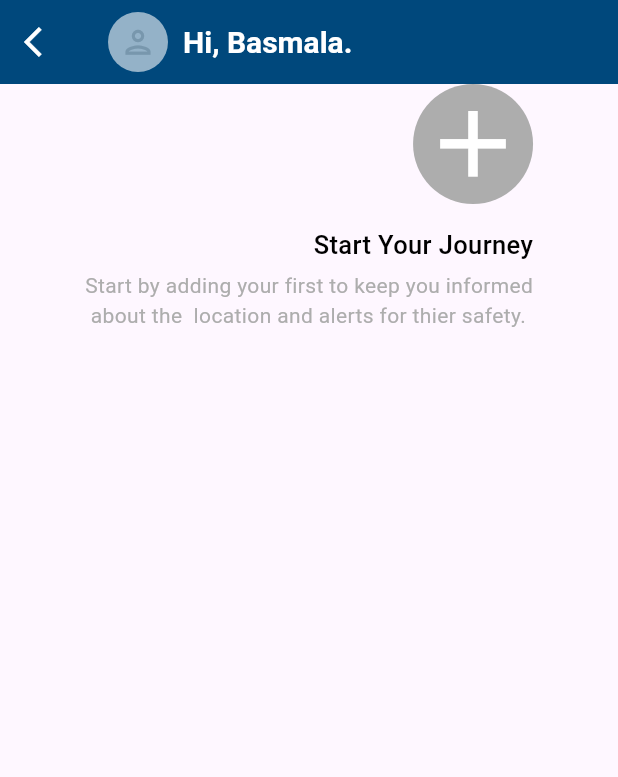
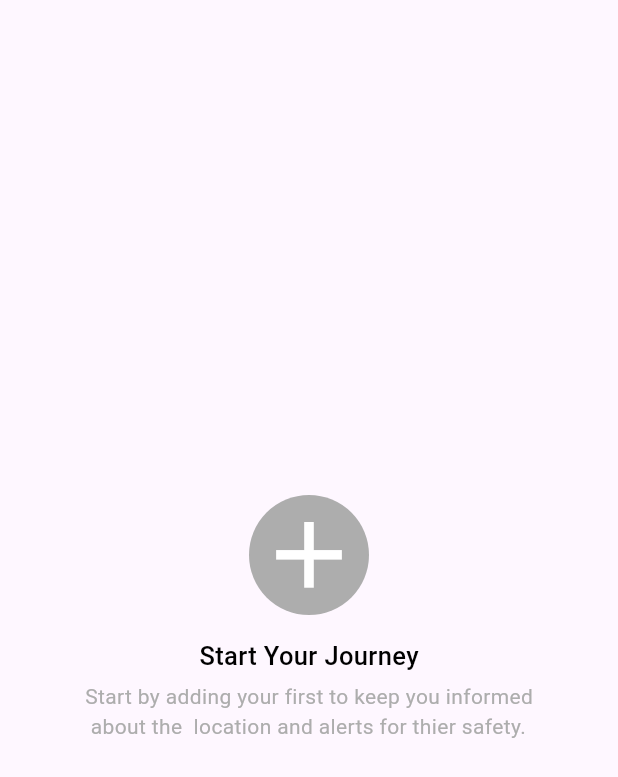
Before and after one commit to aymanaboelela/sight-mata-app-Fluttter-Ai, a Flutter app: the StartJourney screen opened directly with empty values, on a phone screen of 412 x 824 dp. Shown: the top 777 px of the screen. Run offline on Flutter 3.47's test engine with Material 3 defaults, Android fonts, the light colour scheme and no system bars; our stand-ins replace bloc, curved_navigation_bar, dots_indicator, flutter_bloc, flutter_screenutil, flutter_svg and 9 more; accounts and stored records are empty; Roboto replaces fonts that are missing (Bahnschrift); project files that could hold a hidden picture were left out.

Commit message:
refactor StartJourney view layout for improved structure and user experience; add VSCode settings for project configuration

```diff
--- a/lib/presentation/screens/StartJourney_view.dart
+++ b/lib/presentation/screens/StartJourney_view.dart
@@ -14,60 +14,43 @@ class StartJourney extends StatelessWidget {
   @override
   Widget build(BuildContext context) {
     return Scaffold(
-      appBar: AppBar(
-        automaticallyImplyLeading: true,
-        backgroundColor: AppColors.primaryBlueColor,
-        leading: IconButton(
-          onPressed: (){
-            Navigator.pop(context);
-          },
-         icon:Icon(Icons.arrow_back_ios,color: Colors.white,) ),
-        title: const Row(
-          children: [
-            CircleAvatar(
-              radius: 20,
-              backgroundColor: Color(0xff94B2C8),
-              child: Icon(
-                Icons.person_outlined,
-                color: Color(0xff7897AD),
-                size: 25,
-              ),
-            ),
-            SizedBox(
-              width: 10,
-            ),
-            Text(
-              "Hi, Basmala.",
-              style: TextStyle(
-                  fontSize: 20,
-                  color: Colors.white,
-                  fontFamily: 'Bahnschrift',
-                  fontWeight: FontWeight.bold),
-            )
-          ],
-        ),
-      ),
-      body:  Center(
+      body: Center(
         child: Column(
-          crossAxisAlignment: CrossAxisAlignment.end,
+          mainAxisAlignment: MainAxisAlignment.center,
+          crossAxisAlignment: CrossAxisAlignment.center,
           children: [
             GestureDetector(
-              onTap: (){
-                //  GoRouter.of(context)
-                //                   .pushReplacement(AppRouter.kDistanceOff);
-              },
+              onTap: onTap,
               child: const CircleAvatar(
                 radius: 40,
                 backgroundColor: Color(0xffADADAD),
-                child: Icon(Icons.add,color: Colors.white,size: 75,),
+                child: Icon(
+                  Icons.add,
+                  color: Colors.white,
+                  size: 75,
+                ),
               ),
             ),
-            const SizedBox(height: 15,),
-            const Text("Start Your Journey",style: TextStyle(fontWeight: FontWeight.w500,fontSize: 17,color: Colors.black),),
-           const  SizedBox(height: 5,)
-            ,const Text("Start by adding your first to keep you informed\n about the  location and alerts for thier safety.",
-            style:TextStyle(color: Color(0xffADADAD),) ,)
-            ],
+            const SizedBox(
+              height: 15,
+            ),
+            const Text(
+              "Start Your Journey",
+              style: TextStyle(
+                  fontWeight: FontWeight.w500,
+                  fontSize: 17,
+                  color: Colors.black),
+            ),
+            const SizedBox(
+              height: 5,
+            ),
+            const Text(
+              "Start by adding your first to keep you informed\n about the  location and alerts for thier safety.",
+              style: TextStyle(
+                color: Color(0xffADADAD),
+              ),
+            )
+          ],
         ),
       ),
     );
```
